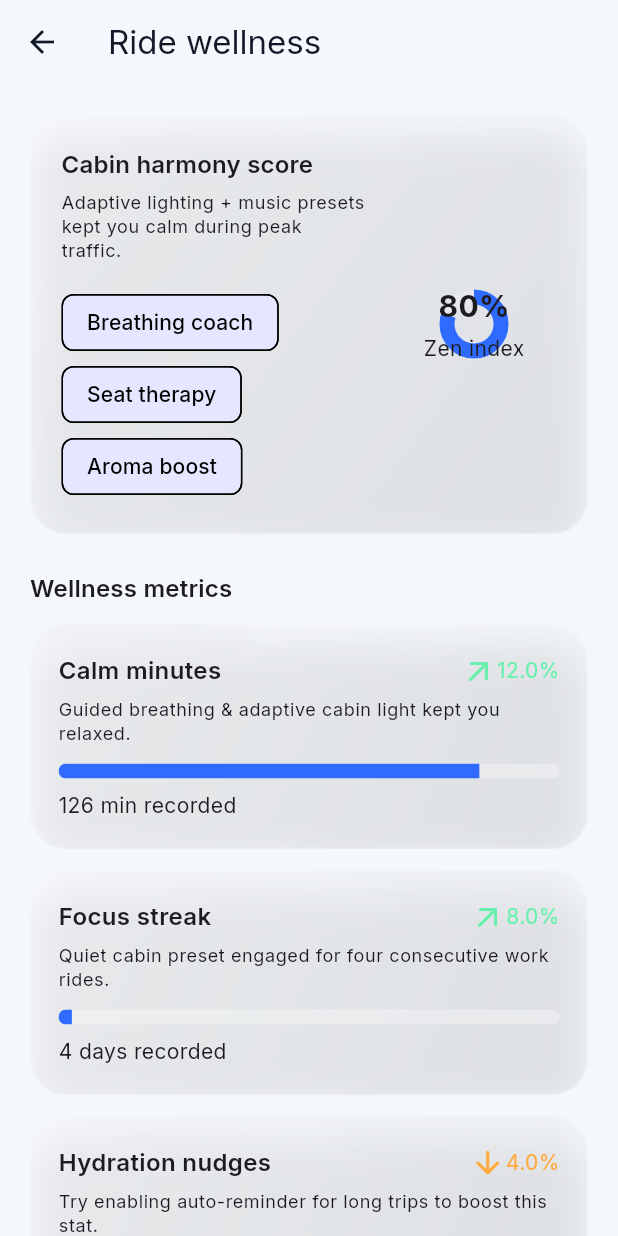
After one commit to abdelrahmanwahdan11/-nov29, a Flutter app: the WellnessScreen screen opened directly, on a phone screen of 412 x 824 dp. The commit adds this screen. Run offline on Flutter 3.47's test engine with Material 3 defaults, Android fonts, the phone set to English and light mode, and no system bars; drawn by our look-alikes of flutter_animate; our stand-ins replace google_fonts, iconly, shared_preferences; accounts and stored records are empty; network calls fail.

Commit message:
Add wellness insights and city pulse feed

```diff
--- a/lib/data/mock/mock_data.dart
+++ b/lib/data/mock/mock_data.dart
@@ -1,11 +1,13 @@
 import 'package:flutter/material.dart';
 import 'package:nex_ride_ai_mobility/data/models/achievement.dart';
+import 'package:nex_ride_ai_mobility/data/models/city_pulse_story.dart';
 import 'package:nex_ride_ai_mobility/data/models/community_challenge.dart';
 import 'package:nex_ride_ai_mobility/data/models/journey_moment.dart';
 import 'package:nex_ride_ai_mobility/data/models/playlist_track.dart';
 import 'package:nex_ride_ai_mobility/data/models/trip.dart';
 import 'package:nex_ride_ai_mobility/data/models/user.dart';
 import 'package:nex_ride_ai_mobility/data/models/vehicle.dart';
+import 'package:nex_ride_ai_mobility/data/models/wellness_metric.dart';
 
 final demoUser = User(
   id: 'user-1',
@@ -199,6 +201,68 @@ final playlist = <PlaylistTrack>[
   ),
 ];
 
+final cityPulseStories = <CityPulseStory>[
+  CityPulseStory(
+    id: 'pulse-1',
+    title: 'Hyperloop trial paused at Midtown portal',
+    description:
+        'Maintenance crews are recalibrating the magnetic runways. Alternate EV caravans will handle premium transfers.',
+    tag: 'Mobility lab',
+    imageUrl:
+        'https://images.unsplash.com/photo-1503736334956-4c8f8e92946d?auto=format&fit=crop&w=1200&q=80',
+    publishedAt: DateTime.now().subtract(const Duration(hours: 3)),
+    highlight: 'Expect 4 min detours for airport rides',
+  ),
+  CityPulseStory(
+    id: 'pulse-2',
+    title: 'SeaGlass avenue converted to bike-first boulevard',
+    description:
+        'City sensors detected a 42% drop in air particles since the pilot. NexRide EVs glide at limited speed to blend in.',
+    tag: 'City climate',
+    imageUrl:
+        'https://images.unsplash.com/photo-1469478715127-7c631389bc21?auto=format&fit=crop&w=1200&q=80',
+    publishedAt: DateTime.now().subtract(const Duration(hours: 9)),
+    highlight: 'Earn double eco points along the corridor',
+  ),
+  CityPulseStory(
+    id: 'pulse-3',
+    title: 'NexRide holo-stations test adaptive lighting',
+    description:
+        'New platform domes shift hues based on rider mood boards. Beta testers can opt-in via Labs > Sense Grid.',
+    tag: 'Labs',
+    imageUrl:
+        'https://images.unsplash.com/photo-1500534314215-6c8c8e9c90f4?auto=format&fit=crop&w=1200&q=80',
+    publishedAt: DateTime.now().subtract(const Duration(hours: 20)),
+  ),
+];
+
+final wellnessMetrics = <WellnessMetric>[
+  const WellnessMetric(
+    id: 'well-1',
+    label: 'Calm minutes',
+    value: 126,
+    unit: 'min',
+    trend: 12,
+    description: 'Guided breathing & adaptive cabin light kept you relaxed.',
+  ),
+  const WellnessMetric(
+    id: 'well-2',
+    label: 'Focus streak',
+    value: 4,
+    unit: 'days',
+    trend: 8,
+    description: 'Quiet cabin preset engaged for four consecutive work rides.',
+  ),
+  const WellnessMetric(
+    id: 'well-3',
+    label: 'Hydration nudges',
+    value: 9,
+    unit: 'tips',
+    trend: -4,
+    description: 'Try enabling auto-reminder for long trips to boost this stat.',
+  ),
+];
+
 final achievements = <Achievement>[
   Achievement(
     id: 'ach-1',
--- /dev/null
+++ b/lib/data/models/city_pulse_story.dart
@@ -0,0 +1,19 @@
+class CityPulseStory {
+  const CityPulseStory({
+    required this.id,
+    required this.title,
+    required this.description,
+    required this.tag,
+    required this.imageUrl,
+    required this.publishedAt,
+    this.highlight,
+  });
+
+  final String id;
+  final String title;
+  final String description;
+  final String tag;
+  final String imageUrl;
+  final DateTime publishedAt;
+  final String? highlight;
+}
--- /dev/null
+++ b/lib/data/models/wellness_metric.dart
@@ -0,0 +1,17 @@
+class WellnessMetric {
+  const WellnessMetric({
+    required this.id,
+    required this.label,
+    required this.value,
+    required this.unit,
+    required this.trend,
+    required this.description,
+  });
+
+  final String id;
+  final String label;
+  final double value;
+  final String unit;
+  final double trend;
+  final String description;
+}
--- a/lib/screens/account/profile_screen.dart
+++ b/lib/screens/account/profile_screen.dart
@@ -10,6 +10,7 @@ import '../account/favorites_screen.dart';
 import '../account/offers_screen.dart';
 import '../account/trips_history_screen.dart';
 import '../account/wallet_screen.dart';
+import '../account/wellness_screen.dart';
 import '../more/community_challenges_screen.dart';
 import '../more/journey_moments_screen.dart';
 import '../more/settings_screen.dart';
@@ -104,6 +105,14 @@ class ProfileScreen extends StatelessWidget {
             ),
           ),
           _ProfileTile(
+            title: 'Ride wellness',
+            subtitle: 'Mindful modes & cabin rituals',
+            icon: Icons.self_improvement,
+            onTap: () => Navigator.of(context).push(
+              MaterialPageRoute(builder: (_) => const WellnessScreen()),
+            ),
+          ),
+          _ProfileTile(
             title: 'Wallet',
             subtitle: 'Payment methods & credits',
             icon: Icons.account_balance_wallet_outlined,
--- /dev/null
+++ b/lib/screens/account/wellness_screen.dart
@@ -0,0 +1,261 @@
+import 'dart:math';
+
+import 'package:flutter/material.dart';
+import 'package:flutter_animate/flutter_animate.dart';
+
+import '../../data/mock/mock_data.dart';
+import '../../widgets/glass_card.dart';
+
+class WellnessScreen extends StatefulWidget {
+  const WellnessScreen({super.key});
+
+  @override
+  State<WellnessScreen> createState() => _WellnessScreenState();
+}
+
+class _WellnessScreenState extends State<WellnessScreen>
+    with SingleTickerProviderStateMixin {
+  late final AnimationController _controller;
+
+  @override
+  void initState() {
+    super.initState();
+    _controller = AnimationController(
+      vsync: this,
+      duration: const Duration(seconds: 8),
+    )..repeat(reverse: true);
+  }
+
+  @override
+  void dispose() {
+    _controller.dispose();
+    super.dispose();
+  }
+
+  @override
+  Widget build(BuildContext context) {
+    final palette = Theme.of(context).colorScheme;
+    return Scaffold(
+      appBar: AppBar(title: const Text('Ride wellness')),
+      body: ListView(
+        padding: const EdgeInsets.all(20),
+        children: [
+          GlassCard(
+            padding: const EdgeInsets.all(20),
+            child: Row(
+              children: [
+                Expanded(
+                  child: Column(
+                    crossAxisAlignment: CrossAxisAlignment.start,
+                    children: [
+                      Text(
+                        'Cabin harmony score',
+                        style: Theme.of(context)
+                            .textTheme
+                            .titleMedium
+                            ?.copyWith(fontWeight: FontWeight.w600),
+                      ),
+                      const SizedBox(height: 6),
+                      Text(
+                        'Adaptive lighting + music presets kept you calm during peak traffic.',
+                        style: Theme.of(context).textTheme.bodySmall,
+                      ),
+                      const SizedBox(height: 16),
+                      Wrap(
+                        spacing: 12,
+                        children: const [
+                          _PulseChip(label: 'Breathing coach'),
+                          _PulseChip(label: 'Seat therapy'),
+                          _PulseChip(label: 'Aroma boost'),
+                        ],
+                      ),
+                    ],
+                  ),
+                ),
+                const SizedBox(width: 16),
+                AnimatedBuilder(
+                  animation: _controller,
+                  builder: (context, _) {
+                    final progress = 0.72 + sin(_controller.value * pi) * 0.12;
+                    return SizedBox(
+                      width: 110,
+                      height: 110,
+                      child: Stack(
+                        alignment: Alignment.center,
+                        children: [
+                          CircularProgressIndicator(
+                            value: progress,
+                            strokeWidth: 10,
+                            backgroundColor: palette.surfaceVariant.withOpacity(0.2),
+                            valueColor:
+                                AlwaysStoppedAnimation<Color>(palette.primary),
+                          ),
+                          Column(
+                            mainAxisSize: MainAxisSize.min,
+                            children: [
+                              Text('${(progress * 100).round()}%',
+                                  style: const TextStyle(
+                                      fontWeight: FontWeight.bold,
+                                      fontSize: 20)),
+                              const SizedBox(height: 4),
+                              const Text('Zen index'),
+                            ],
+                          ),
+                        ],
+                      ),
+                    );
+                  },
+                ),
+              ],
+            ),
+          ).animate().fadeIn(),
+          const SizedBox(height: 24),
+          Text(
+            'Wellness metrics',
+            style: Theme.of(context)
+                .textTheme
+                .titleMedium
+                ?.copyWith(fontWeight: FontWeight.w600),
+          ),
+          const SizedBox(height: 12),
+          ...wellnessMetrics.map((metric) {
+            final normalized = (metric.value / 150).clamp(0.0, 1.0);
+            final trendColor = metric.trend >= 0 ? Colors.greenAccent : Colors.orangeAccent;
+            return GlassCard(
+              margin: const EdgeInsets.only(bottom: 14),
+              padding: const EdgeInsets.all(18),
+              child: Column(
+                crossAxisAlignment: CrossAxisAlignment.start,
+                children: [
+                  Row(
+                    mainAxisAlignment: MainAxisAlignment.spaceBetween,
+                    children: [
+                      Text(metric.label,
+                          style: const TextStyle(
+                              fontWeight: FontWeight.w600, fontSize: 16)),
+                      Row(
+                        mainAxisSize: MainAxisSize.min,
+                        children: [
+                          Icon(
+                            metric.trend >= 0
+                                ? Icons.arrow_outward_rounded
+                                : Icons.arrow_downward_rounded,
+                            color: trendColor,
+                          ),
+                          Text('${metric.trend.abs()}%',
+                              style: TextStyle(color: trendColor)),
+                        ],
+                      ),
+                    ],
+                  ),
+                  const SizedBox(height: 6),
+                  Text(
+                    metric.description,
+                    style: Theme.of(context).textTheme.bodySmall,
+                  ),
+                  const SizedBox(height: 12),
+                  TweenAnimationBuilder<double>(
+                    tween: Tween(begin: 0, end: normalized),
+                    duration: 600.ms,
+                    curve: Curves.easeOutCubic,
+                    builder: (context, value, _) {
+                      return ClipRRect(
+                        borderRadius: BorderRadius.circular(12),
+                        child: LinearProgressIndicator(
+                          minHeight: 10,
+                          value: value,
+                          backgroundColor: palette.surfaceVariant.withOpacity(0.3),
+                          valueColor:
+                              AlwaysStoppedAnimation<Color>(palette.primary),
+                        ),
+                      );
+                    },
+                  ),
+                  const SizedBox(height: 8),
+                  Text('${metric.value.toStringAsFixed(0)} ${metric.unit} recorded'),
+                ],
+              ),
+            ).animate().slideY(begin: 0.1, duration: 400.ms);
+          }),
+          const SizedBox(height: 12),
+          GlassCard(
+            padding: const EdgeInsets.all(18),
+            child: Column(
+              crossAxisAlignment: CrossAxisAlignment.start,
+              children: [
+                Text('Micro rituals',
+                    style: Theme.of(context)
+                        .textTheme
+                        .titleMedium
+                        ?.copyWith(fontWeight: FontWeight.w600)),
+                const SizedBox(height: 12),
+                Wrap(
+                  spacing: 12,
+                  runSpacing: 12,
+                  children: const [
+                    _RitualTile(
+                      title: 'Sonic bubble',
+                      description: 'Softens city sirens automatically when stress spikes.',
+                    ),
+                    _RitualTile(
+                      title: 'Hydrate nudge',
+                      description: 'Reminder shows when cabin humidity drops.',
+                    ),
+                    _RitualTile(
+                      title: 'Posture pulse',
+                      description: 'Seat quietly inflates to align your spine.',
+                    ),
+                  ],
+                ),
+              ],
+            ),
+          ).animate().fadeIn(duration: 500.ms),
+        ],
+      ),
+    );
+  }
+}
+
+class _PulseChip extends StatelessWidget {
+  const _PulseChip({required this.label});
+
+  final String label;
+
+  @override
+  Widget build(BuildContext context) {
+    return Chip(
+      label: Text(label),
+      backgroundColor: Theme.of(context).colorScheme.primary.withOpacity(0.12),
+    );
+  }
+}
+
+class _RitualTile extends StatelessWidget {
+  const _RitualTile({required this.title, required this.description});
+
+  final String title;
+  final String description;
+
+  @override
+  Widget build(BuildContext context) {
+    return GlassCard(
+      padding: const EdgeInsets.all(16),
+      child: Column(
+        crossAxisAlignment: CrossAxisAlignment.start,
+        mainAxisSize: MainAxisSize.min,
+        children: [
+          Text(
+            title,
+            style:
+                const TextStyle(fontWeight: FontWeight.w600, color: Colors.white),
+          ),
+          const SizedBox(height: 6),
+          Text(
+            description,
+            style: Theme.of(context).textTheme.bodySmall,
+          ),
+        ],
+      ),
+    );
+  }
+}
```
Also changed, not shown: lib/screens/more/city_pulse_screen.dart (added, +261 -0 lines), lib/screens/more/more_screen.dart (+7 -0 lines).
